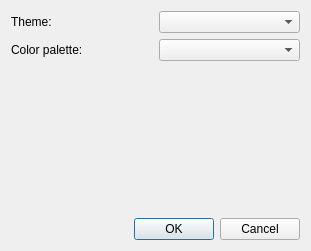
First picture: the form in settings.ui, repository MarioUnoDueTreQuattro/AudioPlayer, before the edit.
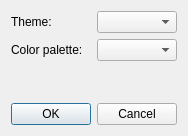
Second picture: the form after the edit.

What changed in the file:
```diff
--- a/settings.ui
+++ b/settings.ui
@@ -6,8 +6,8 @@
    <rect>
     <x>0</x>
     <y>0</y>
-    <width>311</width>
-    <height>251</height>
+    <width>184</width>
+    <height>136</height>
    </rect>
   </property>
   <property name="windowTitle">
```
